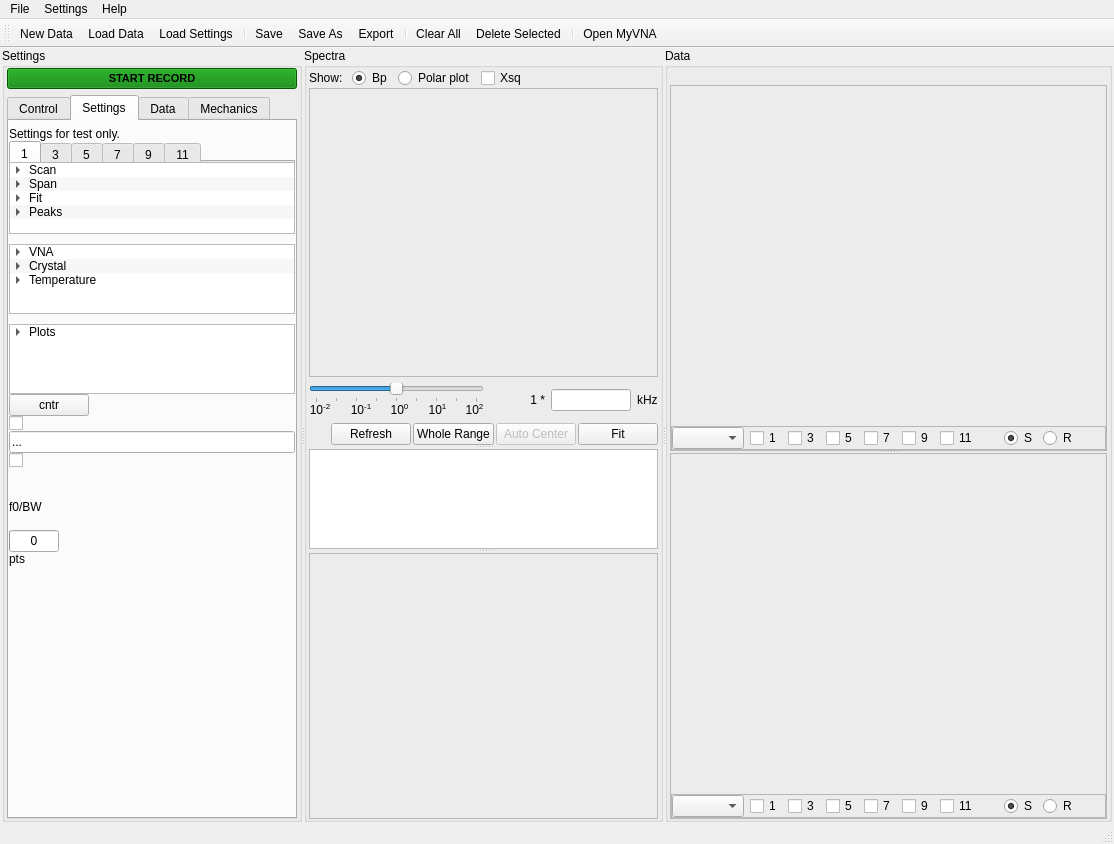
shullgroup/rheoQCM, file QCM_GUI_test6.ui: the form before one commit.
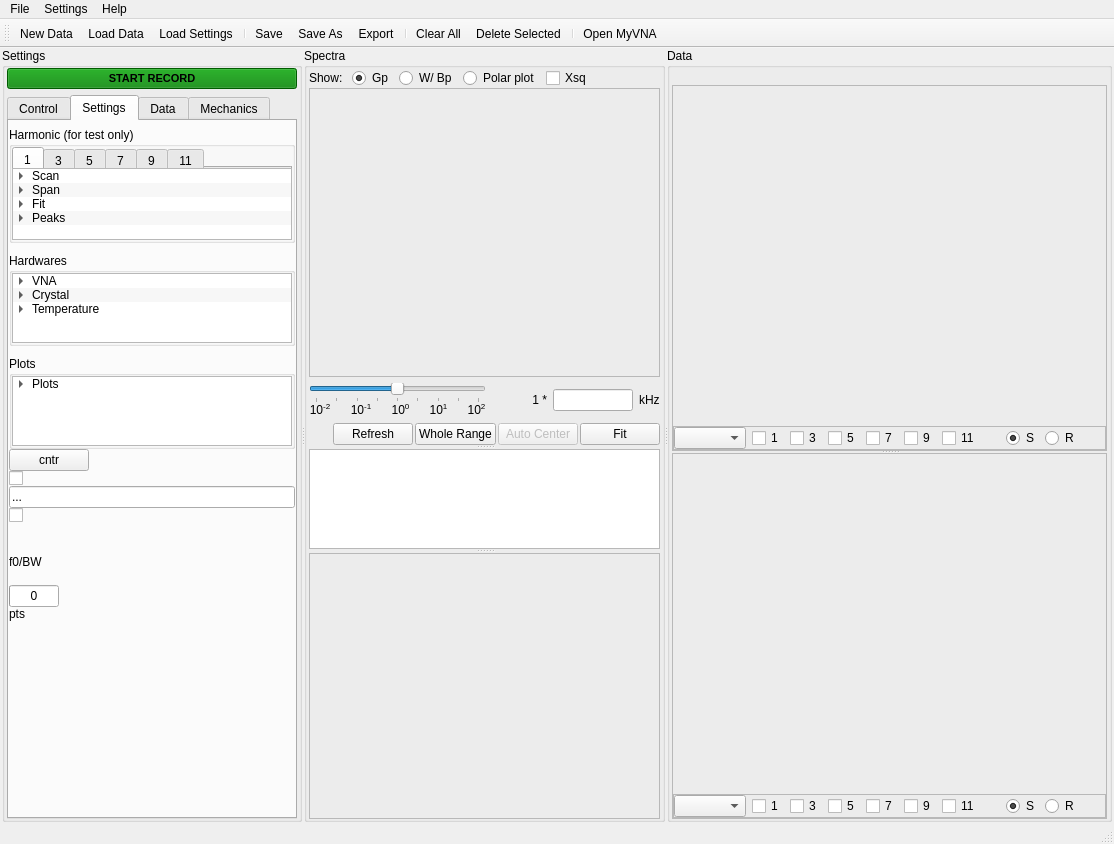
The form after the commit. The open tabs and pages were chosen to show the change. Icons and pictures are not drawn.

Commit message: UI, mpl, vna update

```diff
--- a/QCM_GUI_test6.ui
+++ b/QCM_GUI_test6.ui
@@ -1116,12 +1116,29 @@
                <number>0</number>
               </property>
               <item>
-               <widget class="QLabel" name="label_7">
-                <property name="text">
-                 <string>Settings for test only.</string>
+               <widget class="QGroupBox" name="groupBox_settings_settings_harm">
+                <property name="title">
+                 <string>Harmonic (for test only)</string>
                 </property>
-               </widget>
-              </item>
+                <property name="flat">
+                 <bool>true</bool>
+                </property>
+                <layout class="QVBoxLayout" name="verticalLayout_46">
+                 <property name="spacing">
+                  <number>0</number>
+                 </property>
+                 <property name="leftMargin">
+                  <number>0</number>
+                 </property>
+                 <property name="topMargin">
+                  <number>0</number>
+                 </property>
+                 <property name="rightMargin">
+                  <number>0</number>
+                 </property>
+                 <property name="bottomMargin">
+                  <number>0</number>
+                 </property>
               <item>
                <widget class="QTabWidget" name="tabWidget_settings_settings_harm">
                 <property name="sizePolicy">
@@ -1457,6 +1474,9 @@
                 </item>
                </widget>
               </item>
+                </layout>
+               </widget>
+              </item>
               <item>
                <spacer name="verticalSpacer">
                 <property name="orientation">
@@ -1474,6 +1494,30 @@
                </spacer>
               </item>
               <item>
+               <widget class="QGroupBox" name="groupBox_settings_settings_hardwares">
+                <property name="title">
+                 <string>Hardwares</string>
+                </property>
+                <property name="flat">
+                 <bool>true</bool>
+                </property>
+                <layout class="QVBoxLayout" name="verticalLayout_47">
+                 <property name="spacing">
+                  <number>0</number>
+                 </property>
+                 <property name="leftMargin">
+                  <number>0</number>
+                 </property>
+                 <property name="topMargin">
+                  <number>0</number>
+                 </property>
+                 <property name="rightMargin">
+                  <number>0</number>
+                 </property>
+                 <property name="bottomMargin">
+                  <number>0</number>
+                 </property>
+                 <item>
                <widget class="QTreeWidget" name="treeWidget_settings_settings_hardware">
                 <property name="sizePolicy">
                  <sizepolicy hsizetype="Expanding" vsizetype="Preferred">
@@ -1565,6 +1609,9 @@
                 </item>
                </widget>
               </item>
+                </layout>
+               </widget>
+              </item>
               <item>
                <spacer name="verticalSpacer_8">
                 <property name="orientation">
@@ -1582,6 +1629,30 @@
                </spacer>
               </item>
               <item>
+               <widget class="QGroupBox" name="groupBox_settings_settings_plots">
+                <property name="title">
+                 <string>Plots</string>
+                </property>
+                <property name="flat">
+                 <bool>true</bool>
+                </property>
+                <layout class="QVBoxLayout" name="verticalLayout_53">
+                 <property name="spacing">
+                  <number>0</number>
+                 </property>
+                 <property name="leftMargin">
+                  <number>0</number>
+                 </property>
+                 <property name="topMargin">
+                  <number>0</number>
+                 </property>
+                 <property name="rightMargin">
+                  <number>0</number>
+                 </property>
+                 <property name="bottomMargin">
+                  <number>0</number>
+                 </property>
+                 <item>
                <widget class="QTreeWidget" name="treeWidget_settings_settings_plots">
                 <property name="sizePolicy">
                  <sizepolicy hsizetype="Expanding" vsizetype="Preferred">
@@ -1652,6 +1723,9 @@
                 </item>
                </widget>
               </item>
+                </layout>
+               </widget>
+              </item>
               <item>
                <widget class="QPushButton" name="pushButton_settings_harm_cntr">
                 <property name="sizePolicy">
@@ -4370,18 +4444,34 @@
               </property>
               <item>
                <widget class="QLabel" name="label_18">
+                <property name="sizePolicy">
+                 <sizepolicy hsizetype="Preferred" vsizetype="Fixed">
+                  <horstretch>0</horstretch>
+                  <verstretch>0</verstretch>
+                 </sizepolicy>
+                </property>
                 <property name="text">
                  <string>Show: </string>
                 </property>
                </widget>
               </item>
+              <item>
+               <widget class="QRadioButton" name="radioButton_spectra_showGp">
+                <property name="text">
+                 <string>Gp</string>
+                </property>
+                <property name="checked">
+                 <bool>true</bool>
+                </property>
+               </widget>
+              </item>
               <item>
                <widget class="QRadioButton" name="radioButton_spectra_showBp">
                 <property name="text">
-                 <string>Bp</string>
+                 <string>W/ Bp</string>
                 </property>
                 <property name="checked">
-                 <bool>true</bool>
+                 <bool>false</bool>
                 </property>
                </widget>
               </item>
@@ -4430,8 +4520,8 @@
             </property>
             <property name="sizeHint" stdset="0">
              <size>
-              <width>40</width>
-              <height>0</height>
+              <width>10</width>
+              <height>10</height>
              </size>
             </property>
            </spacer>
```
Left out of the diff: 118 changed lines with no effect on the pictures. Lines whose indentation alone changed are shown as unchanged. The commit also changes 4 other files.
